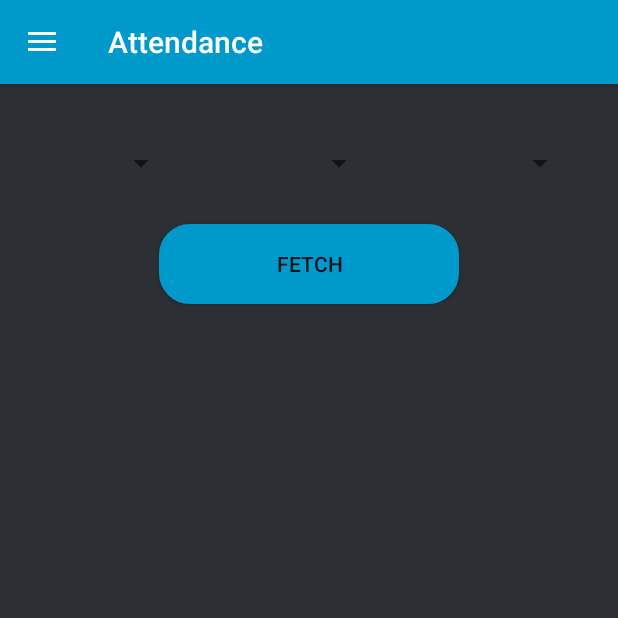
After one commit to Goldenboycoder/Attendance, an Android app: the fragment Logs placed in its activity, on a phone screen of 412 x 824 dp, the top half of it. The commit adds this screen. Run offline under Robolectric (Android 15) with nearby library versions, the phone set to English and light mode, and no system bars; our stand-ins replace CircleImageView, Firebase (no records; nobody signed in at launch, a user with empty details on screens opened directly).

```diff
--- a/app/build.gradle
+++ b/app/build.gradle
@@ -39,6 +39,7 @@ dependencies {
     implementation 'com.google.firebase:firebase-database:17.0.0'
     implementation "org.apache.poi:poi:3.17"
     implementation 'de.hdodenhof:circleimageview:3.0.0'
+    implementation 'com.android.support:recyclerview-v7:28.0.0'
 
 }
 apply plugin: 'com.google.gms.google-services'
--- a/app/src/main/java/com/example/attendance/GeneratorFragment.java
+++ b/app/src/main/java/com/example/attendance/GeneratorFragment.java
@@ -160,9 +160,6 @@ public class GeneratorFragment extends Fragment {
             @Override
             public void onClick(View v) {
                 adapter = new ArrayAdapter<String>(getContext(), R.layout.spinner_item, sCourses);
-                //created a customized layout for the selected item
-                //adapter = new ArrayAdapter<>(getActivity(),R.layout.spinner_item,sCourses);
-                //created a customized item drop down layout
                 adapter.setDropDownViewResource(R.layout.spinner_dropdown_item);
                 spinner.setAdapter(adapter);
                 adapter.notifyDataSetChanged();
--- a/app/src/main/java/com/example/attendance/HomeActivity.java
+++ b/app/src/main/java/com/example/attendance/HomeActivity.java
@@ -177,11 +177,13 @@ public class HomeActivity extends AppCompatActivity {
         if(isAdmin){
             CustomMenu.add(0,0,0,"Create Course");
             CustomMenu.add(0,1,0,"Generate QR code");
-            CustomMenu.add(0,2,0,"Logout");
+            CustomMenu.add(0,2,0,"Logs");
+            CustomMenu.add(0,3,0,"Logout");
 
             CustomMenu.getItem(0).setIcon(ContextCompat.getDrawable(this, R.drawable.ic_action_create_course));
             CustomMenu.getItem(1).setIcon(ContextCompat.getDrawable(this, R.drawable.ic_action_take_attendance));
-            CustomMenu.getItem(2).setIcon(ContextCompat.getDrawable(this, R.drawable.ic_logout));
+            CustomMenu.getItem(2).setIcon(ContextCompat.getDrawable(this, R.drawable.ic_action_logs));
+            CustomMenu.getItem(3).setIcon(ContextCompat.getDrawable(this, R.drawable.ic_logout));
         }
         else{
             CustomMenu.add(0,3,0,"Profile");
--- /dev/null
+++ b/app/src/main/java/com/example/attendance/Logs.java
@@ -0,0 +1,185 @@
+package com.example.attendance;
+
+import android.content.Context;
+import android.net.Uri;
+import android.os.Bundle;
+import android.support.annotation.NonNull;
+import android.support.v4.app.Fragment;
+import android.view.LayoutInflater;
+import android.view.View;
+import android.view.ViewGroup;
+import android.widget.AdapterView;
+import android.widget.ArrayAdapter;
+import android.widget.Button;
+import android.widget.Spinner;
+import android.widget.Toast;
+
+import com.google.firebase.database.DataSnapshot;
+import com.google.firebase.database.DatabaseError;
+import com.google.firebase.database.DatabaseReference;
+import com.google.firebase.database.FirebaseDatabase;
+import com.google.firebase.database.ValueEventListener;
+
+import java.util.ArrayList;
+
+
+public class Logs extends Fragment {
+
+    ArrayList<String> courseId=new ArrayList<>();
+    ArrayList<String> section=new ArrayList<>();
+    ArrayList<String> date=new ArrayList<>();
+
+    Spinner spCourse;
+    Spinner spSection;
+    Spinner spDate;
+
+    ArrayAdapter<String>cAdapter;
+    ArrayAdapter<String>sAdapter;
+    ArrayAdapter<String>dAdapter;
+
+    private DatabaseReference mDatabase;
+    Button fetch;
+
+    ArrayList<Student> students=new ArrayList<>();
+
+
+    @Override
+    public View onCreateView(LayoutInflater inflater, ViewGroup container,
+                             Bundle savedInstanceState) {
+        // Inflate the layout for this fragment
+        View v= inflater.inflate(R.layout.fragment_logs, container, false);
+        spCourse=v.findViewById(R.id.spCourse);
+        spSection=v.findViewById(R.id.spSection);
+        spDate=v.findViewById(R.id.spDate);
+        fetch=v.findViewById(R.id.btnGet);
+        loadCourses(new MyCourseCallback() {
+            @Override
+            public void onCallback() {
+                cAdapter = new ArrayAdapter<String>(getContext(), R.layout.spinner_item, courseId);
+                cAdapter.setDropDownViewResource(R.layout.spinner_dropdown_item);
+                spCourse.setAdapter(cAdapter);
+
+            }
+        });
+        spCourse.setOnItemSelectedListener(new AdapterView.OnItemSelectedListener() {
+            @Override
+            public void onItemSelected(AdapterView<?> parent, View view, int position, long id) {
+                section=new ArrayList<>();
+                loadSection(new MySectionCallback() {
+                    @Override
+                    public void onCallback() {
+                        sAdapter=new ArrayAdapter<String>(getContext(), R.layout.spinner_item, section);
+                        sAdapter.setDropDownViewResource(R.layout.spinner_dropdown_item);
+                        spSection.setAdapter(sAdapter);
+                    }
+                },spCourse.getSelectedItem().toString());
+            }
+
+            @Override
+            public void onNothingSelected(AdapterView<?> parent) {
+
+            }
+        });
+        spSection.setOnItemSelectedListener(new AdapterView.OnItemSelectedListener() {
+            @Override
+            public void onItemSelected(AdapterView<?> parent, View view, int position, long id) {
+                date=new ArrayList<>();
+                loadDates(new MyDatesCallback() {
+                    @Override
+                    public void onCallback() {
+                        dAdapter=new ArrayAdapter<String>(getContext(), R.layout.spinner_item, date);
+                        dAdapter.setDropDownViewResource(R.layout.spinner_dropdown_item);
+                        spDate.setAdapter(dAdapter);
+                    }
+                },spCourse.getSelectedItem().toString(),spSection.getSelectedItem().toString());
+            }
+
+            @Override
+            public void onNothingSelected(AdapterView<?> parent) {
+
+            }
+        });
+        fetch.setOnClickListener(new View.OnClickListener() {
+            @Override
+            public void onClick(View v) {
+                students=new ArrayList<>();
+
+            }
+        });
+
+        return v;
+    }
+
+    private void loadCourses(final MyCourseCallback myCourseCallback){
+        mDatabase= FirebaseDatabase.getInstance().getReference().child("courses");
+        mDatabase.addListenerForSingleValueEvent(new ValueEventListener() {
+            @Override
+            public void onDataChange(@NonNull DataSnapshot dataSnapshot) {
+                if(dataSnapshot.exists()){
+                    for(DataSnapshot CourseKey : dataSnapshot.getChildren()){
+                        courseId.add(CourseKey.getKey());
+                        cAdapter.notifyDataSetChanged();
+                        Toast.makeText(getActivity().getApplicationContext(),"loading courses", Toast.LENGTH_SHORT).show();
+                    }
+                    myCourseCallback.onCallback();
+                }
+            }
+
+            @Override
+            public void onCancelled(@NonNull DatabaseError databaseError) {
+
+            }
+        });
+    }
+    public interface MyCourseCallback {
+        void onCallback();
+    }
+    private void loadSection(final MySectionCallback mySectionCallback,String c){
+        mDatabase= FirebaseDatabase.getInstance().getReference().child("courses").child(c).child("Section");
+        mDatabase.addListenerForSingleValueEvent(new ValueEventListener() {
+            @Override
+            public void onDataChange(@NonNull DataSnapshot dataSnapshot) {
+                if(dataSnapshot.exists()){
+                    for(DataSnapshot SectionKey : dataSnapshot.getChildren()){
+                        section.add(SectionKey.getKey());
+                        sAdapter.notifyDataSetChanged();
+                        Toast.makeText(getActivity().getApplicationContext(),"loading sections", Toast.LENGTH_SHORT).show();
+                    }
+                    mySectionCallback.onCallback();
+                }
+            }
+
+            @Override
+            public void onCancelled(@NonNull DatabaseError databaseError) {
+
+            }
+        });
+    }
+    public interface MySectionCallback {
+        void onCallback();
+    }
+    private void loadDates(final MyDatesCallback myDatesCallback,String c,String s){
+        mDatabase= FirebaseDatabase.getInstance().getReference().child("courses").child(c).child("Section").child(s);
+        mDatabase.addListenerForSingleValueEvent(new ValueEventListener() {
+            @Override
+            public void onDataChange(@NonNull DataSnapshot dataSnapshot) {
+                if(dataSnapshot.exists()){
+                    for(DataSnapshot DateKey : dataSnapshot.getChildren()){
+                        date.add(DateKey.getKey());
+                        dAdapter.notifyDataSetChanged();
+                        Toast.makeText(getActivity().getApplicationContext(),"loading dates", Toast.LENGTH_SHORT).show();
+                    }
+                    myDatesCallback.onCallback();
+                }
+            }
+
+            @Override
+            public void onCancelled(@NonNull DatabaseError databaseError) {
+
+            }
+        });
+    }
+    public interface MyDatesCallback {
+        void onCallback();
+    }
+}
--- /dev/null
+++ b/app/src/main/res/drawable-anydpi/ic_action_logs.xml
@@ -0,0 +1,13 @@
+<vector xmlns:android="http://schemas.android.com/apk/res/android"
+    android:width="24dp"
+    android:height="24dp"
+    android:viewportWidth="31.2"
+    android:viewportHeight="31.2"
+    android:tint="#333333">
+  <group android:translateX="3.6"
+      android:translateY="3.6">
+      <path
+          android:fillColor="#FF000000"
+          android:pathData="M4,6L2,6v14c0,1.1 0.9,2 2,2h14v-2L4,20L4,6zM20,2L8,2c-1.1,0 -2,0.9 -2,2v12c0,1.1 0.9,2 2,2h12c1.1,0 2,-0.9 2,-2L22,4c0,-1.1 -0.9,-2 -2,-2zM19,11L9,11L9,9h10v2zM15,15L9,15v-2h6v2zM19,7L9,7L9,5h10v2z"/>
+  </group>
+</vector>
--- /dev/null
+++ b/app/src/main/res/layout/fragment_logs.xml
@@ -0,0 +1,71 @@
+<?xml version="1.0" encoding="utf-8"?>
+<android.support.constraint.ConstraintLayout xmlns:android="http://schemas.android.com/apk/res/android"
+    xmlns:app="http://schemas.android.com/apk/res-auto"
+    xmlns:tools="http://schemas.android.com/tools"
+    android:id="@+id/frameLayout3"
+    android:layout_width="match_parent"
+    android:layout_height="match_parent"
+    android:background="@color/colorPrimary"
+    tools:context=".Logs">
+
+    <Spinner
+        android:id="@+id/spCourse"
+        android:layout_width="0dp"
+        android:layout_height="0dp"
+        android:layout_marginStart="16dp"
+        android:layout_marginTop="26dp"
+        android:layout_marginEnd="29dp"
+        android:layout_marginBottom="14dp"
+        app:layout_constraintBottom_toTopOf="@+id/btnGet"
+        app:layout_constraintEnd_toStartOf="@+id/spSection"
+        app:layout_constraintStart_toStartOf="parent"
+        app:layout_constraintTop_toTopOf="parent" />
+
+    <Spinner
+        android:id="@+id/spSection"
+        android:layout_width="0dp"
+        android:layout_height="0dp"
+        android:layout_marginEnd="32dp"
+        app:layout_constraintBottom_toBottomOf="@+id/spCourse"
+        app:layout_constraintEnd_toStartOf="@+id/spDate"
+        app:layout_constraintStart_toEndOf="@+id/spCourse"
+        app:layout_constraintTop_toTopOf="@+id/spCourse" />
+
+    <Spinner
+        android:id="@+id/spDate"
+        android:layout_width="0dp"
+        android:layout_height="0dp"
+        android:layout_marginTop="26dp"
+        android:layout_marginEnd="28dp"
+        android:layout_marginBottom="14dp"
+        app:layout_constraintBottom_toTopOf="@+id/btnGet"
+        app:layout_constraintEnd_toEndOf="parent"
+        app:layout_constraintStart_toEndOf="@+id/spSection"
+        app:layout_constraintTop_toTopOf="parent" />
+
+    <Button
+        android:id="@+id/btnGet"
+        android:layout_width="200dp"
+        android:layout_height="0dp"
+        android:layout_marginBottom="621dp"
+        android:background="@drawable/editteext_rounded_bg"
+        android:text="Fetch"
+        app:layout_constraintBottom_toBottomOf="parent"
+        app:layout_constraintEnd_toEndOf="parent"
+        app:layout_constraintStart_toStartOf="parent"
+        app:layout_constraintTop_toBottomOf="@+id/spDate" />
+
+    <android.support.v7.widget.RecyclerView
+        android:id="@+id/recycler_view"
+        android:layout_width="match_parent"
+        android:layout_height="wrap_content"
+        android:scrollbars="vertical"
+        android:layout_marginStart="8dp"
+        android:layout_marginTop="8dp"
+        android:layout_marginEnd="8dp"
+        android:layout_marginBottom="8dp"
+        app:layout_constraintBottom_toBottomOf="parent"
+        app:layout_constraintEnd_toEndOf="parent"
+        app:layout_constraintStart_toStartOf="parent"
+        app:layout_constraintTop_toBottomOf="@+id/btnGet" />
+</android.support.constraint.ConstraintLayout>
```
Also changed, not shown: app/src/main/java/com/example/attendance/StudentAdapter.java (added, +43 -0 lines), app/src/main/res/layout/student_list_row.xml (added, +34 -0 lines), app/src/main/res/values/dimens.xml (added, +8 -0 lines), app/src/main/res/drawable-hdpi/ic_action_logs.png (added), app/src/main/res/drawable-mdpi/ic_action_logs.png (added), app/src/main/res/drawable-xhdpi/ic_action_logs.png (added), app/src/main/res/drawable-xxhdpi/ic_action_logs.png (added).
